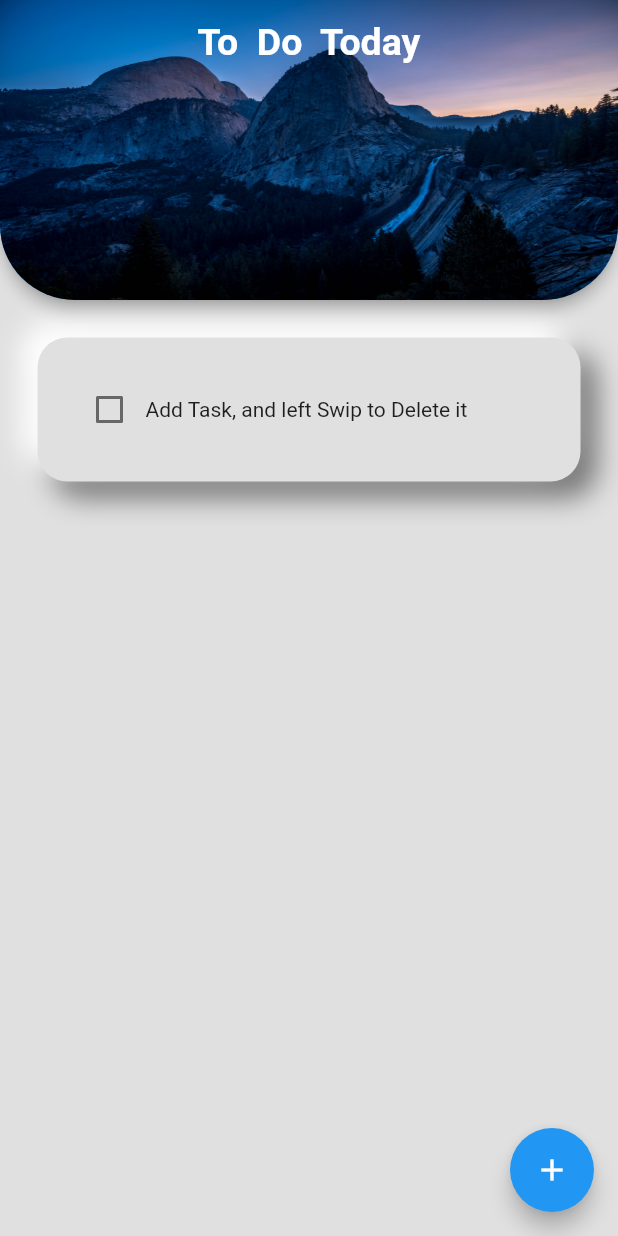
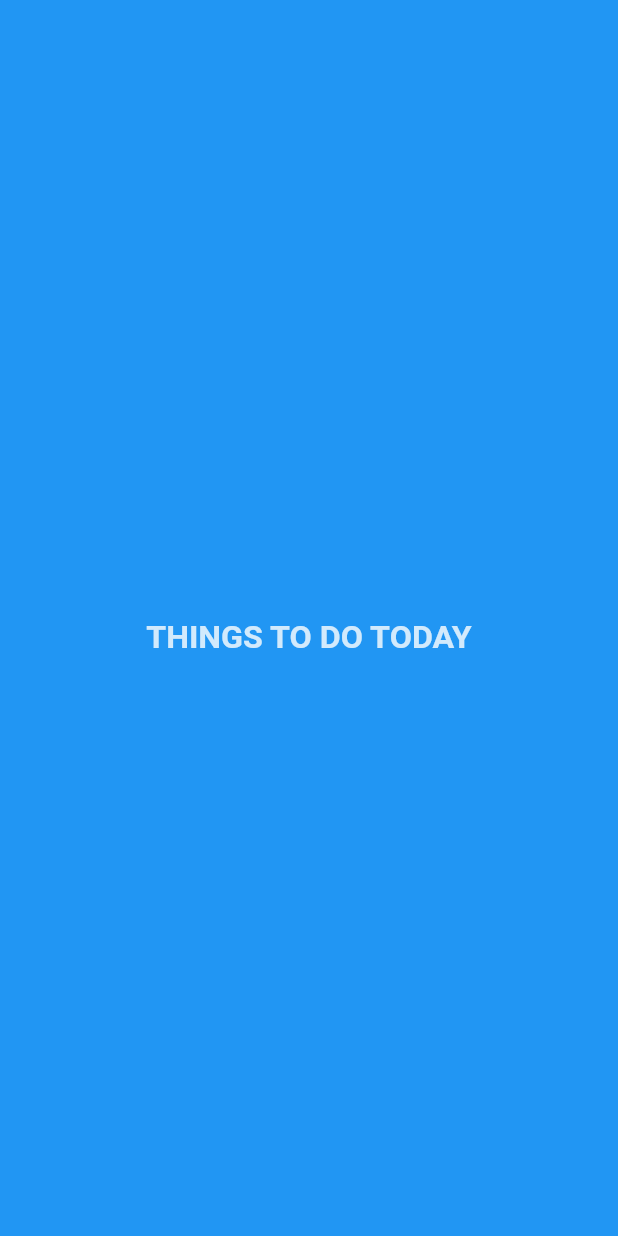
Before and after one commit to aviroopjana/ToDoApp, a Flutter app: the first screen one second after launch, on a phone screen of 412 x 824 dp. Run offline on Flutter 3.47's test engine with Material 2 defaults, Android fonts, the phone set to English and light mode, and no system bars; drawn by our look-alikes of flutter_slidable; our stand-ins replace hive_flutter; accounts and stored records are empty.

Commit message:
added an animated splash screen to this app

```diff
--- /dev/null
+++ b/lib/Utility/splash_screen.dart
@@ -0,0 +1,140 @@
+import 'dart:async';
+import 'package:flutter/material.dart';
+import 'package:to_do_app/home_page.dart';
+
+class MyCustomSplashScreen extends StatefulWidget {
+  @override
+  _MyCustomSplashScreenState createState() => _MyCustomSplashScreenState();
+}
+
+class _MyCustomSplashScreenState extends State<MyCustomSplashScreen>
+    with TickerProviderStateMixin {
+  double _fontSize = 2;
+  double _containerSize = 1.5;
+  double _textOpacity = 0.0;
+  double _containerOpacity = 0.0;
+
+  late AnimationController _controller;
+  late Animation<double> animation1;
+
+  @override
+  void initState() {
+    super.initState();
+
+    _controller =
+        AnimationController(vsync: this, duration: Duration(seconds: 3));
+
+    animation1 = Tween<double>(begin: 40, end: 20).animate(CurvedAnimation(
+        parent: _controller, curve: Curves.fastLinearToSlowEaseIn))
+      ..addListener(() {
+        setState(() {
+          _textOpacity = 1.0;
+        });
+      });
+
+    _controller.forward();
+
+    Timer(Duration(seconds: 2), () {
+      setState(() {
+        _fontSize = 1.06;
+      });
+    });
+
+    Timer(Duration(seconds: 2), () {
+      setState(() {
+        _containerSize = 2;
+        _containerOpacity = 1;
+      });
+    });
+
+    Timer(Duration(seconds: 4), () {
+      setState(() {
+        Navigator.pushReplacement(context, PageTransition(HomePage()));
+      });
+    });
+  }
+
+  @override
+  void dispose() {
+    _controller.dispose();
+    super.dispose();
+  }
+
+  @override
+  Widget build(BuildContext context) {
+    double _width = MediaQuery.of(context).size.width;
+    double _height = MediaQuery.of(context).size.height;
+
+    return Scaffold(
+      backgroundColor: Colors.blue,
+      body: Stack(
+        children: [
+          Column(
+            children: [
+              AnimatedContainer(
+                  duration: Duration(milliseconds: 2000),
+                  curve: Curves.fastLinearToSlowEaseIn,
+                  height: _height / _fontSize),
+              AnimatedOpacity(
+                duration: Duration(milliseconds: 1000),
+                opacity: _textOpacity,
+                child: Text(
+                  'THINGS TO DO\ TODAY',
+                  style: TextStyle(
+                    color: Colors.white,
+                    fontWeight: FontWeight.bold,
+                    fontSize: animation1.value,
+                  ),
+                ),
+              ),
+            ],
+          ),
+          Center(
+            child: AnimatedOpacity(
+              duration: Duration(milliseconds: 2000),
+              curve: Curves.fastLinearToSlowEaseIn,
+              opacity: _containerOpacity,
+              child: AnimatedContainer(
+                duration: Duration(milliseconds: 2000),
+                curve: Curves.fastLinearToSlowEaseIn,
+                height: _width / _containerSize,
+                width: _width / _containerSize,
+                alignment: Alignment.center,
+                decoration: BoxDecoration(
+                  //color: Colors.white,
+                  borderRadius: BorderRadius.circular(30),
+                ),
+                //child: Image(image: AssetImage("assets/logo.png")),
+                //child: Image.asset('assets/logo.png'),
+              ),
+            ),
+          ),
+        ],
+      ),
+    );
+  }
+}
+
+class PageTransition extends PageRouteBuilder {
+  final Widget page;
+
+  PageTransition(this.page)
+      : super(
+          pageBuilder: (context, animation, anotherAnimation) => page,
+          transitionDuration: Duration(milliseconds: 2000),
+          transitionsBuilder: (context, animation, anotherAnimation, child) {
+            animation = CurvedAnimation(
+              curve: Curves.fastLinearToSlowEaseIn,
+              parent: animation,
+            );
+            return Align(
+              alignment: Alignment.bottomCenter,
+              child: SizeTransition(
+                sizeFactor: animation,
+                child: page,
+                axisAlignment: 0,
+              ),
+            );
+          },
+        );
+}
--- a/lib/Utility/todo_tile.dart
+++ b/lib/Utility/todo_tile.dart
@@ -47,6 +47,7 @@ class ToDoTile extends StatelessWidget {
                   decoration: taskCompleted
                       ? TextDecoration.lineThrough
                       : TextDecoration.none,
+                  fontSize: 30,
                 ),
               ),
             ],
--- a/lib/home_page.dart
+++ b/lib/home_page.dart
@@ -1,5 +1,3 @@
-// ignore_for_file: prefer_const_constructors
-
 import 'package:flutter/material.dart';
 import 'package:hive_flutter/hive_flutter.dart';
 import 'package:to_do_app/data/database.dart';
--- a/lib/main.dart
+++ b/lib/main.dart
@@ -1,6 +1,6 @@
 import 'package:flutter/material.dart';
 import 'package:hive_flutter/hive_flutter.dart';
-import 'package:to_do_app/home_page.dart';
+import 'package:to_do_app/utility/splash_screen.dart';
 
 void main() async {
   //init the hive
@@ -19,7 +19,7 @@ class MyApp extends StatelessWidget {
   Widget build(BuildContext context) {
     return MaterialApp(
       debugShowCheckedModeBanner: false,
-      home: HomePage(),
+      home: MyCustomSplashScreen(),
       //theme: ThemeData(primarySwatch: Colors.blueGrey),
     );
   }
```
Also changed, not shown: pubspec.yaml (+6 -5 lines), assets/logo.png (added), pubspec.lock, 6 other files.
